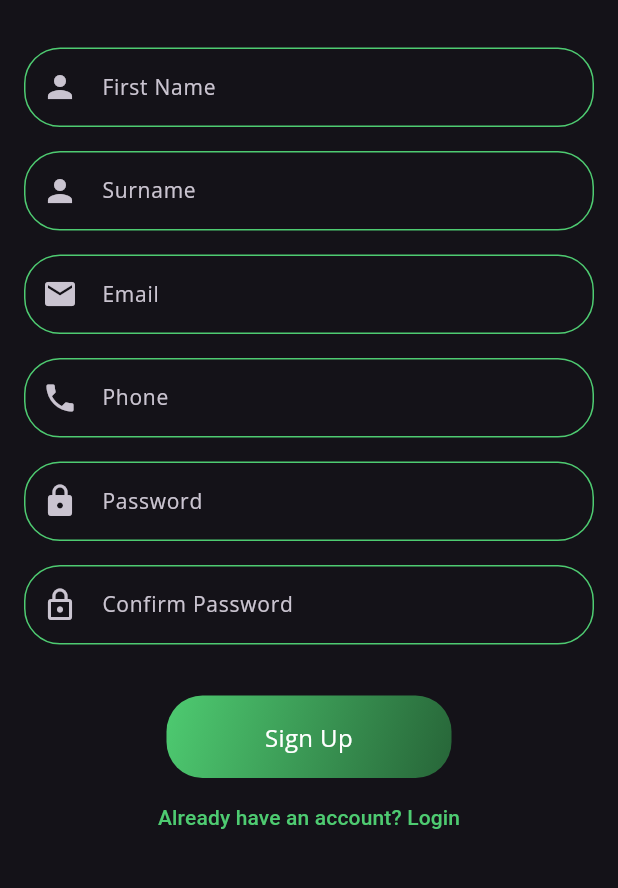
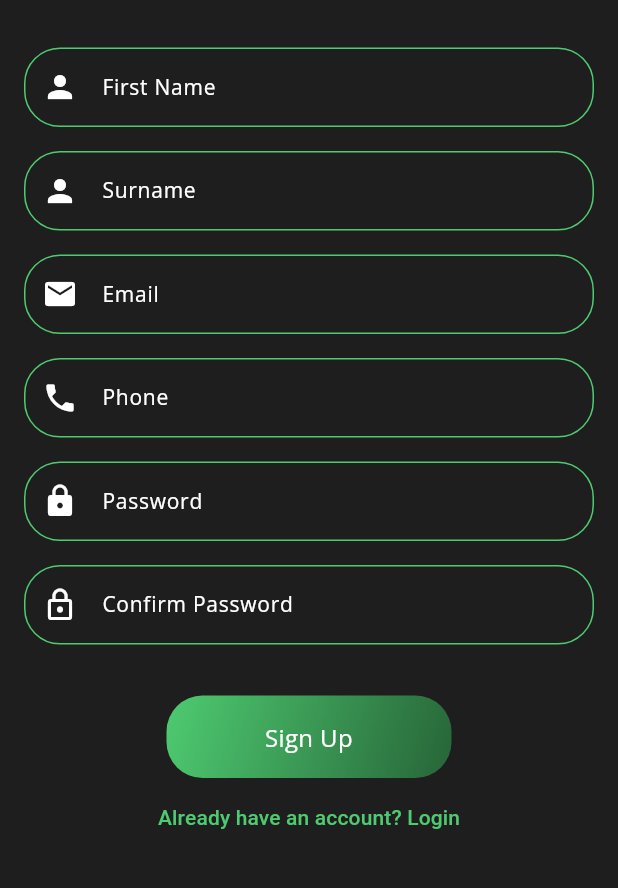
Before and after one commit to MarkMuyobe/FieldTrack, a Flutter app: the screen it shows after launch, after a tap on "Sign Up", on a phone screen of 412 x 824 dp, the part 245-1133 px from its top. Run offline on Flutter 3.47's test engine with Material 3 defaults, Android fonts, the light colour scheme and no system bars; our stand-ins replace cloud_firestore, curved_navigation_bar, firebase_auth, firebase_core, firebase_storage, fluttertoast and 2 more; missing offline and left inert: simple_location_picker; accounts and stored records are empty; network calls fail; Roboto replaces fonts that are missing (Amuse-Bouche).

Commit message:
commit again

```diff
--- a/lib/main.dart
+++ b/lib/main.dart
@@ -7,7 +7,7 @@
 import 'model/mad_theme.dart';
 import 'view/greeting.dart';
 import 'package:provider/provider.dart';
-import 'model/user_provider.dart';
+import 'controller/user_provider.dart';
 
 Future<void> main() async {
   WidgetsFlutterBinding.ensureInitialized();
--- a/lib/model/mad_theme.dart
+++ b/lib/model/mad_theme.dart
@@ -6,47 +6,62 @@
     bodyLarge: GoogleFonts.openSans(
       fontSize: 14,
       fontWeight: FontWeight.w400,
-      color: Colors.white
-      ),
+      color: Colors.white,
+    ),
     bodyMedium: GoogleFonts.openSans(
       fontSize: 12,
       fontWeight: FontWeight.normal,
-      color: Colors.white70
-      ),
+      color: Colors.white70,
+    ),
     titleLarge: GoogleFonts.openSans(
       fontSize: 30,
       fontWeight: FontWeight.bold,
-      color: Colors.white
-      ),
+      color: Colors.white,
+    ),
     titleMedium: GoogleFonts.openSans(
-      fontSize: 18,
-      fontWeight: FontWeight.w500,
-      color: Colors.white
-      ),
+      fontSize: 20,
+      fontWeight: FontWeight.bold,
+      color: Colors.white,
+    ),
     titleSmall: GoogleFonts.openSans(
       fontSize: 16,
       fontWeight: FontWeight.w400,
-      color: Colors.white
-      ),
+      color: Colors.white,
+    ),
   );
 
   static ThemeData dark() {
     return ThemeData(
       visualDensity: VisualDensity.adaptivePlatformDensity,
       brightness: Brightness.dark,
-      appBarTheme: AppBarTheme(
-        foregroundColor: Colors.white,
-        backgroundColor: Colors.grey[900],
+      scaffoldBackgroundColor: const Color(0xFF1E1E1E),
+      appBarTheme: const AppBarTheme(
+        foregroundColor: Color(0xFF1E1E1E),
+        backgroundColor: Color(0xFF00FF7F),
       ),
       floatingActionButtonTheme: const FloatingActionButtonThemeData(
         foregroundColor: Colors.white,
-        backgroundColor: Colors.green,
+        backgroundColor: Color(0xFF4ECB71),
       ),
       bottomNavigationBarTheme: const BottomNavigationBarThemeData(
-        selectedItemColor: Colors.green,
+        selectedItemColor: Color(0xFF4ECB71),
       ),
       textTheme: darkTextTheme,
-      primaryColor: Colors.green
+      primaryColor: const Color(0xFF4ECB71),
+      colorScheme: const ColorScheme.dark(
+        primary: Color(0xFF4ECB71),
+        secondary: Color(0xFF3DAF5C),
+      ),
+      cardColor: const Color(0xFF2C2C2C),
+      outlinedButtonTheme: OutlinedButtonThemeData(
+        style: OutlinedButton.styleFrom(
+          side: const BorderSide(color: Color(0xFF4ECB71)),
+          shape: const RoundedRectangleBorder(
+            borderRadius: BorderRadius.all(Radius.circular(30)),
+          ),
+          foregroundColor: Colors.white,
+        ),
+      ),
     );
   }
 }
--- a/lib/model/user.dart
+++ b/lib/model/user.dart
@@ -25,7 +25,7 @@
     required this.surname,
     required this.email,
     required this.phoneNumber,
-    this.role = UserRole.user,  // Set default role to 'user'
+    this.role = UserRole.user,
     this.profileImageUrl = '',
     this.department = '',
     this.employeeId = '',
--- a/lib/view/login_page.dart
+++ b/lib/view/login_page.dart
@@ -2,7 +2,7 @@
 import 'package:flutter/material.dart';
 import 'package:mad_demo/model/models.dart';
 import 'package:provider/provider.dart';
-import '../model/user_provider.dart';
+import '../controller/user_provider.dart';
 import 'sign_up.dart';
 
 class LoginPage extends StatefulWidget {
--- a/lib/view/sign_up.dart
+++ b/lib/view/sign_up.dart
@@ -6,7 +6,7 @@
 import '../stylers/gradient_text.dart';
 import 'login_page.dart';
 import 'package:provider/provider.dart';
-import '../model/user_provider.dart';
+import '../controller/user_provider.dart';
 import '../model/user.dart';
 
 class SignUpPage extends StatefulWidget {
@@ -123,21 +123,28 @@
               const SizedBox(height: 32.0), // Add space after title
 
               TextFormField(
+                textCapitalization: TextCapitalization.sentences,
+                keyboardType: TextInputType.name,
                 controller: _controllerFirstName,
                 decoration: inputDecoration('First Name', const Icon(Icons.person)),
               ),
               const SizedBox(height: 16.0),
               TextFormField(
+                textCapitalization: TextCapitalization.sentences,
+                keyboardType: TextInputType.name,
                 controller: _controllerSurname,
                 decoration: inputDecoration('Surname', const Icon(Icons.person)),
               ),
               const SizedBox(height: 16.0),
               TextFormField(
+                keyboardType: TextInputType.emailAddress,
                 controller: _controllerEmail,
                 decoration: inputDecoration('Email', const Icon(Icons.email)),
               ),
               const SizedBox(height: 16.0),
               TextFormField(
+                keyboardType: TextInputType.phone
+                ,
                 controller: _controllerPhone,
                 decoration: inputDecoration('Phone', const Icon(Icons.phone)),
               ),
--- a/lib/view/user_management_page.dart
+++ b/lib/view/user_management_page.dart
@@ -1,6 +1,6 @@
 import 'package:flutter/material.dart';
 import '../model/user.dart';
-import '../model/user_provider.dart';
+import '../controller/user_provider.dart';
 import 'package:provider/provider.dart';
 
 class UserManagementPage extends StatefulWidget {
--- a/pubspec.yaml
+++ b/pubspec.yaml
@@ -26,6 +26,8 @@
   provider: ^6.1.2
   uuid: ^4.5.1
   firebase_storage: ^12.3.2
+  flutter_map: 7.0.2
+  latlong2: ^0.9.0
 
 dev_dependencies:
   flutter_test:
```
Also changed, not shown: lib/model/service_request.dart (+16 -18 lines), lib/view/dashboard.dart (+2 -17 lines), lib/view/homepage.dart (+5 -3 lines), lib/view/service_request_details_page.dart (added, +62 -0 lines), lib/view/service_request_list.dart (+17 -19 lines), lib/controller/user_provider.dart (renamed from lib/model/user_provider.dart), pubspec.lock, 1 other file.
